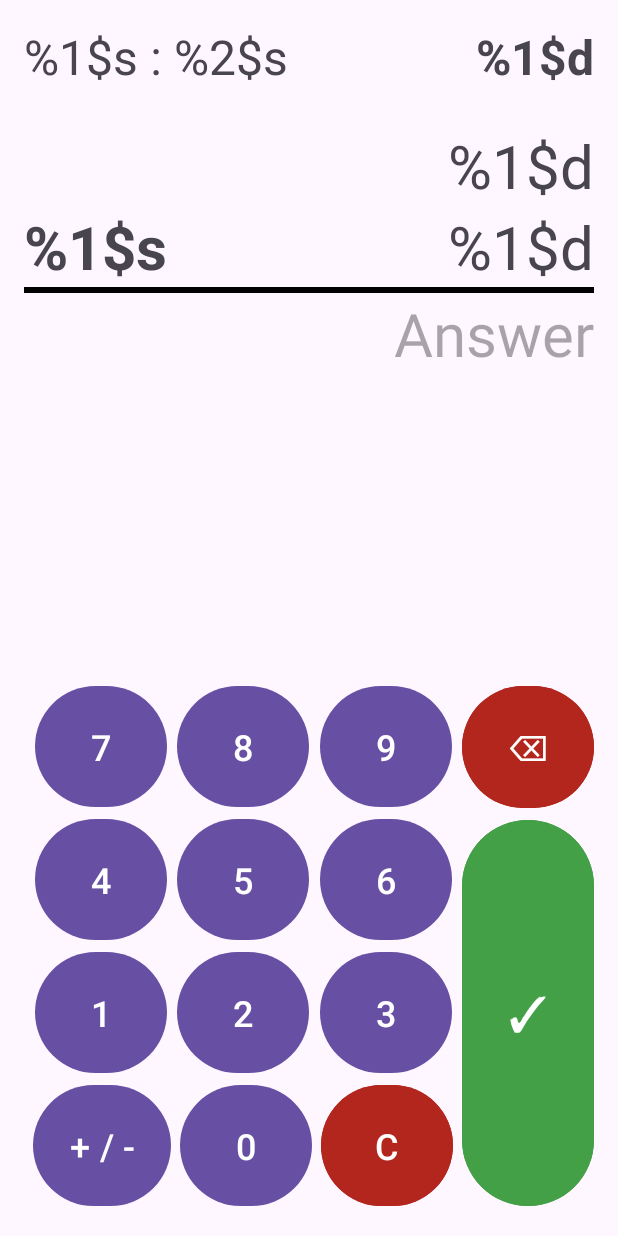
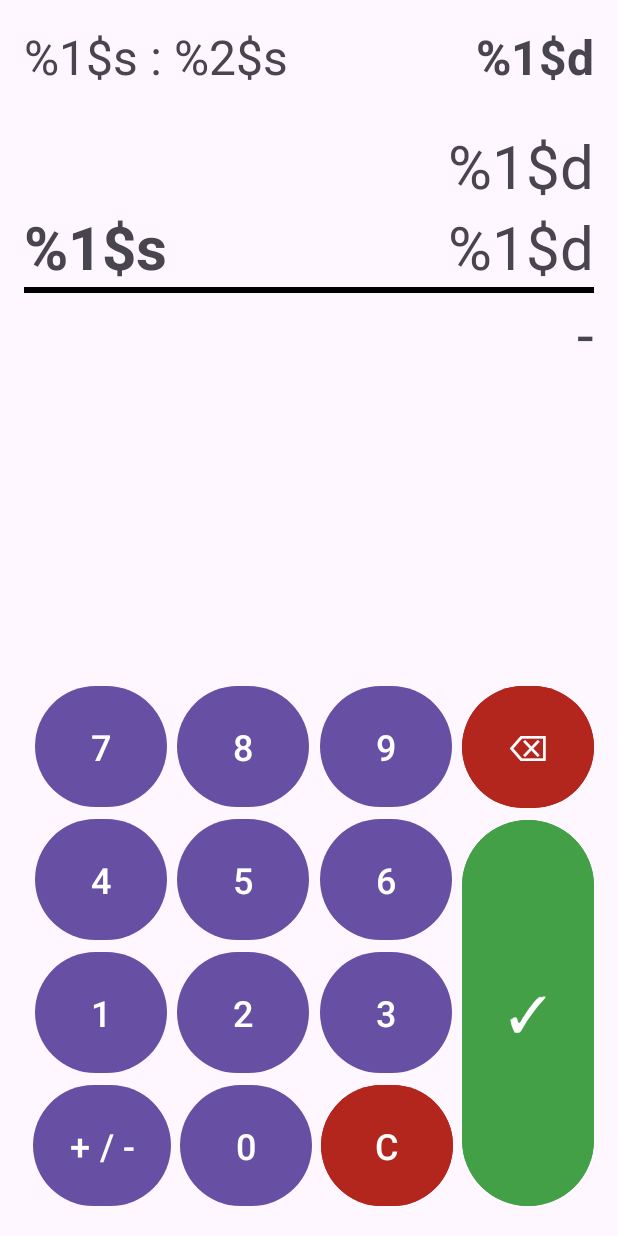
Before and after one commit to emjheypb/Math-Drills, an Android app: the DrillStartActivity screen opened directly, with no data from a screen before it, after a tap on "+ / -", on a phone screen of 412 x 824 dp. Run offline under Robolectric (Android 15) with nearby library versions, the phone set to English and light mode, and no system bars; 1 statement that could not run was skipped.

Commit message:
sign change anytime

```diff
--- a/app/src/main/java/com/ubasangg/mathdrills/DrillStartActivity.kt
+++ b/app/src/main/java/com/ubasangg/mathdrills/DrillStartActivity.kt
@@ -200,10 +200,10 @@ class DrillStartActivity : AppCompatActivity(), OnClickListener {
                 generateProblem()
             }
             binding.btnSign -> {
-                val num = currAns.toIntOrNull()
-                if(num != null) {
-                    binding.tvAnswer.text = "${num * -1}"
-                }
+                if(currAns.contains("-"))
+                    binding.tvAnswer.text = currAns.replace("-", "")
+                else
+                    binding.tvAnswer.text = "-$currAns"
             }
             binding.btnBackspace -> {
                 if(currAns.isNotEmpty()) binding.tvAnswer.text = currAns.dropLast(1)
```
